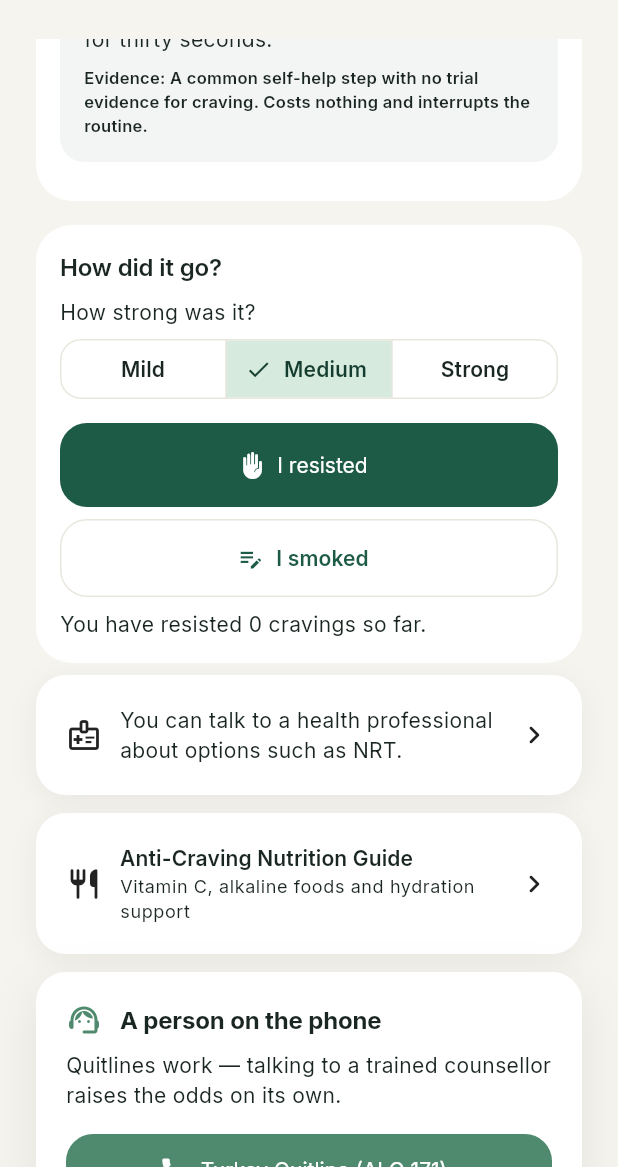
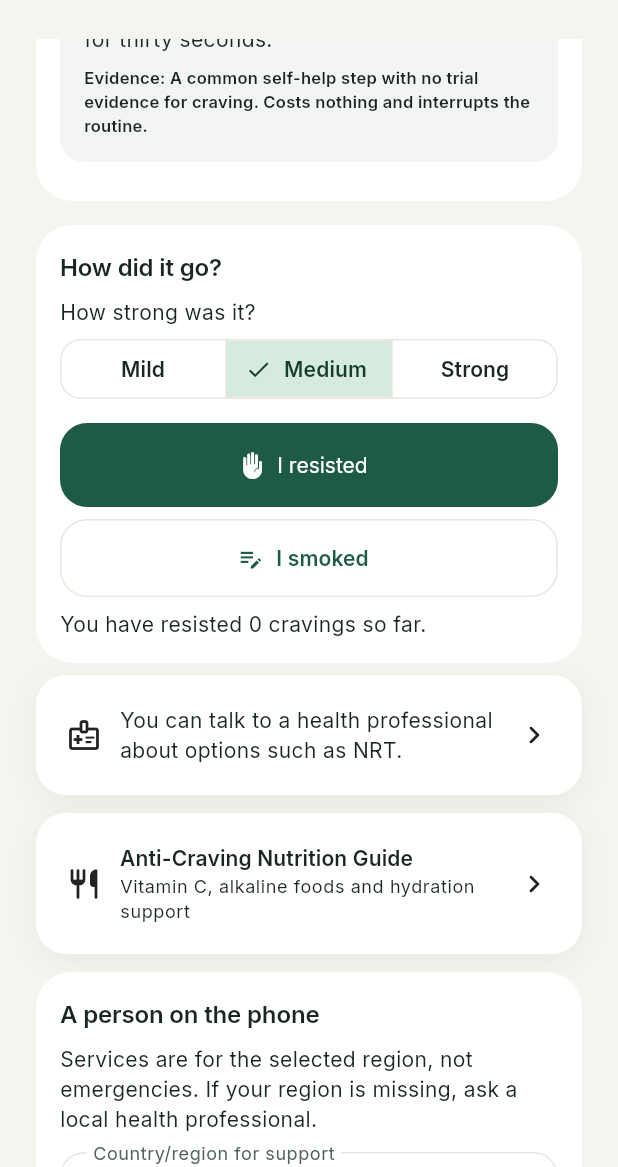
Before and after one commit to XPersPective/halen-quit-smoking, a Flutter app: the SosScreen screen opened directly, scrolled down 1728 dp, on a phone screen of 412 x 824 dp, the part 69-1236 px from its top. Run offline on Flutter 3.47's test engine with Material 3 defaults, Android fonts, the phone set to English and light mode, and no system bars; our stand-ins replace drift, fl_chart, flutter_local_notifications, flutter_riverpod, flutter_secure_storage, in_app_purchase and 2 more; missing offline and left inert: file_selector, home_widget, in_app_purchase_android; accounts and stored records are empty; generated files the repository leaves out were written again.

Commit message:
fix(H01): use regional quitlines across support screens
Requirement: localized green support actions without assuming a country from language.

Implementation: shared regional picker with persisted selection, verified regional numbers, explicit UK regions, dialer failure message and copy action; TR/EN/DE localization. Only H01 hunks staged.

Verification: 310 full-suite tests passed; fatal-info analyze clean; 13 dedicated support/layout tests passed. Official sources documented in MIMARI.md.

Remaining: native dialer checks and intermittent raster capture issue remain open; diagnostic PNGs not approved or committed.

```diff
--- a/lib/l10n/app_de.arb
+++ b/lib/l10n/app_de.arb
@@ -1,4 +1,15 @@
 {
+  "quitlineRegion": "Land/Region für Beratung",
+  "quitlineHint": "Die Dienste gelten für die gewählte Region, nicht für Notfälle. Fehlt deine Region, frage eine Fachkraft vor Ort.",
+  "quitlineOther": "Andere Region",
+  "quitlineUnavailable": "Telefon konnte nicht geöffnet werden. Nummer:",
+  "quitlineCopy": "Nummer kopieren",
+  "quitlineTR": "Türkei",
+  "quitlineUS": "USA",
+  "quitlineDE": "Deutschland",
+  "quitlineEngland": "Vereinigtes Königreich — England",
+  "quitlineScotland": "Vereinigtes Königreich — Schottland",
+  "quitlineWales": "Vereinigtes Königreich — Wales",
   "@@locale": "de",
   "appName": "Halen",
   "tagline": "Reduziere in deinem Tempo. Hör für immer auf.",
--- a/lib/l10n/app_en.arb
+++ b/lib/l10n/app_en.arb
@@ -1,4 +1,15 @@
 {
+  "quitlineRegion": "Country/region for support",
+  "quitlineHint": "Services are for the selected region, not emergencies. If your region is missing, ask a local health professional.",
+  "quitlineOther": "Other region",
+  "quitlineUnavailable": "Could not open the phone. Number:",
+  "quitlineCopy": "Copy number",
+  "quitlineTR": "Türkiye",
+  "quitlineUS": "United States",
+  "quitlineDE": "Germany",
+  "quitlineEngland": "United Kingdom — England",
+  "quitlineScotland": "United Kingdom — Scotland",
+  "quitlineWales": "United Kingdom — Wales",
   "@@locale": "en",
   "appName": "Halen",
   "tagline": "Reduce at your pace. Quit for good.",
--- a/lib/presentation/screens/settings/settings_screen.dart
+++ b/lib/presentation/screens/settings/settings_screen.dart
@@ -16,6 +16,7 @@ import 'package:halen/domain/entities.dart';
 import 'package:halen/l10n/generated/app_localizations.dart';
 import 'package:halen/presentation/widgets/model_settings_section.dart';
 import 'package:halen/presentation/widgets/pack_settings_section.dart';
+import 'package:halen/presentation/widgets/quitline_card.dart';
 import '../../../core/design/tokens.dart';
 
 /// Reads a JSON backup chosen by the user (file picker stays local-only).
@@ -316,7 +317,7 @@ class SettingsScreen extends ConsumerWidget {
                       const SizedBox(height: HalenSpace.x1),
                       Text(l10n.settingsDisclaimer),
                       const SizedBox(height: HalenSpace.x2),
-                      Text(l10n.settingsHelplines),
+                      const QuitlineCard(),
                       const SizedBox(height: HalenSpace.x1),
                       Text(l10n.settingsPrivacy),
                     ],
--- a/lib/presentation/screens/sos/sos_screen.dart
+++ b/lib/presentation/screens/sos/sos_screen.dart
@@ -15,8 +15,7 @@ import 'package:halen/l10n/generated/app_localizations.dart';
 import 'package:halen/presentation/widgets/design/halen_components.dart';
 import 'package:halen/presentation/widgets/sos_techniques_list.dart';
 import 'package:halen/presentation/screens/shell_screen.dart';
-import 'package:halen/core/theme.dart';
-import 'package:url_launcher/url_launcher.dart';
+import 'package:halen/presentation/widgets/quitline_card.dart';
 
 /// Screen 13: Craving SOS (report §15).
 ///
@@ -106,13 +105,6 @@ class _SosScreenState extends ConsumerState<SosScreen> {
           ),
         ),
       );
-    }
-  }
-
-  Future<void> _callPhone(String number) async {
-    final uri = Uri(scheme: 'tel', path: number);
-    if (await canLaunchUrl(uri)) {
-      await launchUrl(uri);
     }
   }
 
@@ -327,84 +319,7 @@ class _SosScreenState extends ConsumerState<SosScreen> {
               ),
             ),
             const SizedBox(height: HalenSpace.x3),
-            // Emergency Quitline Dials (1-Tap Call)
-            HalenCard(
-              emphasis: CardEmphasis.raised,
-              child: Column(
-                crossAxisAlignment: CrossAxisAlignment.start,
-                children: [
-                  Row(
-                    children: [
-                      const Icon(Icons.support_agent_rounded, color: HalenColors.emerald),
-                      const SizedBox(width: HalenSpace.x3),
-                      Expanded(
-                        child: Text(
-                          l10n.helplineTitle,
-                          style: theme.textTheme.titleMedium?.copyWith(
-                            fontWeight: FontWeight.bold,
-                          ),
-                        ),
-                      ),
-                    ],
-                  ),
-                  const SizedBox(height: HalenSpace.x2),
-                  Text(l10n.helplineBody, style: theme.textTheme.bodyMedium),
-                  const SizedBox(height: HalenSpace.x4),
-                  FilledButton.icon(
-                    onPressed: () => _callPhone('171'),
-                    style: FilledButton.styleFrom(
-                      backgroundColor: HalenColors.emerald,
-                      foregroundColor: Colors.white,
-                      minimumSize: const Size.fromHeight(48),
-                    ),
-                    icon: const Icon(Icons.call, size: 20),
-                    label: Text(l10n.callQuitlineA171),
-                  ),
-                  const SizedBox(height: HalenSpace.x2),
-                  OutlinedButton.icon(
-                    onPressed: () => _callPhone('115'),
-                    style: OutlinedButton.styleFrom(
-                      minimumSize: const Size.fromHeight(44),
-                    ),
-                    icon: const Icon(Icons.phone_in_talk, size: 18),
-                    label: Text(l10n.callYedam115),
-                  ),
-                  const SizedBox(height: HalenSpace.x3),
-                  ExpansionTile(
-                    tilePadding: EdgeInsets.zero,
-                    shape: const Border(),
-                    collapsedShape: const Border(),
-                    title: Text(
-                      'Uluslararası Sigara Bırakma Hatları',
-                      style: theme.textTheme.labelMedium,
-                    ),
-                    children: [
-                      ListTile(
-                        dense: true,
-                        leading: const Icon(Icons.flag_outlined, size: 18),
-                        title: Text(l10n.callQuitlineUs),
-                        trailing: const Icon(Icons.call, size: 16),
-                        onTap: () => _callPhone('18007848669'),
-                      ),
-                      ListTile(
-                        dense: true,
-                        leading: const Icon(Icons.flag_outlined, size: 18),
-                        title: Text(l10n.callQuitlineUk),
-                        trailing: const Icon(Icons.call, size: 16),
-                        onTap: () => _callPhone('03001231044'),
-                      ),
-                      ListTile(
-                        dense: true,
-                        leading: const Icon(Icons.flag_outlined, size: 18),
-                        title: Text(l10n.callQuitlineDe),
-                        trailing: const Icon(Icons.call, size: 16),
-                        onTap: () => _callPhone('08008313131'),
-                      ),
-                    ],
-                  ),
-                ],
-              ),
-            ),
+            const QuitlineCard(),
             const SizedBox(height: HalenSpace.x6),
           ],
         ),
--- /dev/null
+++ b/lib/presentation/widgets/quitline_card.dart
@@ -0,0 +1,143 @@
+import 'package:flutter/material.dart';
+import 'package:flutter/services.dart';
+import 'package:shared_preferences/shared_preferences.dart';
+import 'package:url_launcher/url_launcher.dart';
+
+import '../../core/design/tokens.dart';
+import '../../l10n/generated/app_localizations.dart';
+
+/// Regional support, not emergency services. Official sources: MIMARI.md H01.
+class QuitlineCard extends StatefulWidget {
+  const QuitlineCard({super.key});
+
+  @override
+  State<QuitlineCard> createState() => _QuitlineCardState();
+}
+
+class _QuitlineCardState extends State<QuitlineCard> {
+  static const _key = 'quitlineRegion';
+  static const _lines = {
+    'TR': [('ALO 171', '171'), ('YEDAM', '115')],
+    'US': [('1-800-QUIT-NOW', '18007848669')],
+    'DE': [('BIÖG rauchfrei', '08008313131')],
+    'GB-ENG': [('NHS Smokefree', '03001231044')],
+    'GB-SCT': [('Quit Your Way', '0800848484')],
+    'GB-WLS': [('Help Me Quit', '08000852219')],
+    'other': <(String, String)>[],
+  };
+  String? _region;
+  bool _ready = false;
+
+  @override
+  void initState() {
+    super.initState();
+    _load();
+  }
+
+  Future<void> _load() async {
+    String? saved;
+    try {
+      saved = (await SharedPreferences.getInstance()).getString(_key);
+    } catch (_) {
+      // Preference storage is optional; never block access to support.
+    }
+    if (!mounted) return;
+    final country =
+        WidgetsBinding.instance.platformDispatcher.locale.countryCode;
+    setState(() {
+      _region = _lines.containsKey(saved)
+          ? saved
+          : (_lines.containsKey(country) ? country : null);
+      _ready = true;
+    });
+  }
+
+  Future<void> _choose(String? value) async {
+    setState(() => _region = value);
+    try {
+      await (await SharedPreferences.getInstance()).setString(_key, value!);
+    } catch (_) {
+      // The selection still works for this screen when storage is unavailable.
+    }
+  }
+
+  Future<void> _call(String number, String unavailable) async {
+    try {
+      if (await launchUrl(Uri(scheme: 'tel', path: number))) return;
+    } catch (_) {
+      // A tablet/emulator may not have a dialer; keep the number accessible.
+    }
+    if (!mounted) return;
+    ScaffoldMessenger.of(context)
+        .showSnackBar(SnackBar(content: Text('$unavailable $number')));
+  }
+
+  @override
+  Widget build(BuildContext context) {
+    final l10n = AppLocalizations.of(context)!;
+    final countries = [
+      l10n.quitlineTR,
+      l10n.quitlineUS,
+      l10n.quitlineDE,
+      l10n.quitlineEngland,
+      l10n.quitlineScotland,
+      l10n.quitlineWales,
+    ];
+    return Card(
+      child: Padding(
+        padding: const EdgeInsets.all(HalenSpace.x4),
+        child: Column(
+          crossAxisAlignment: CrossAxisAlignment.stretch,
+          children: [
+            Text(
+              l10n.helplineTitle,
+              style: Theme.of(context).textTheme.titleMedium,
+            ),
+            const SizedBox(height: HalenSpace.x2),
+            Text(l10n.quitlineHint),
+            const SizedBox(height: HalenSpace.x3),
+            if (_ready)
+              DropdownButtonFormField<String>(
+                key: ValueKey(_region),
+                initialValue: _region,
+                isExpanded: true,
+                decoration: InputDecoration(labelText: l10n.quitlineRegion),
+                items: [
+                  for (final entry in _lines.keys.indexed)
+                    DropdownMenuItem(
+                      value: entry.$2,
+                      child: Text(
+                        entry.$2 == 'other'
+                            ? l10n.quitlineOther
+                            : countries[entry.$1],
+                        overflow: TextOverflow.ellipsis,
+                      ),
+                    ),
+                ],
+                onChanged: _choose,
+              ),
+            for (final line in _lines[_region] ?? <(String, String)>[]) ...[
+              const SizedBox(height: HalenSpace.x3),
+              FilledButton.icon(
+                style: FilledButton.styleFrom(
+                  backgroundColor: const Color(0xFF166534),
+                  foregroundColor: Colors.white,
+                  minimumSize: const Size.fromHeight(48),
+                ),
+                onPressed: () => _call(line.$2, l10n.quitlineUnavailable),
+                icon: const Icon(Icons.call),
+                label: Text('${line.$1} · ${line.$2}'),
+              ),
+              TextButton.icon(
+                onPressed: () =>
+                    Clipboard.setData(ClipboardData(text: line.$2)),
+                icon: const Icon(Icons.copy, size: 18),
+                label: Text(l10n.quitlineCopy),
+              ),
+            ],
+          ],
+        ),
+      ),
+    );
+  }
+}
```
Also changed, not shown: lib/l10n/app_tr.arb (+11 -0 lines), lib/presentation/screens/under18_screen.dart (+4 -3 lines), lib/l10n/generated/app_localizations.dart, lib/l10n/generated/app_localizations_de.dart, lib/l10n/generated/app_localizations_en.dart, lib/l10n/generated/app_localizations_tr.dart, 2 other files.
